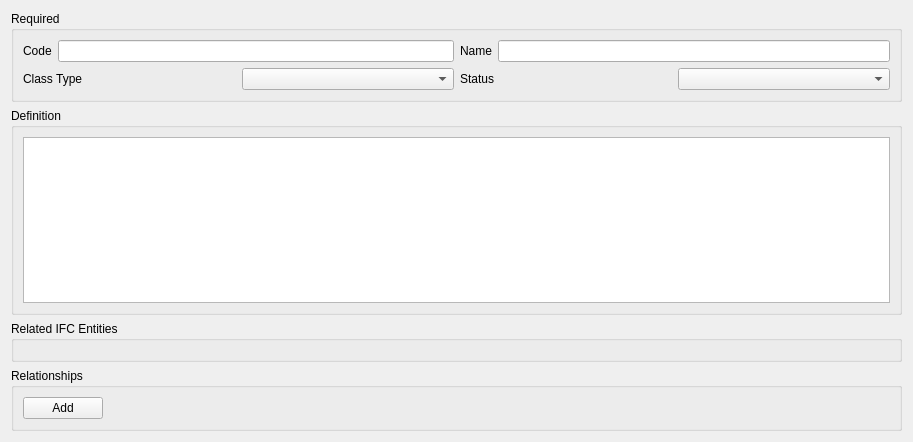
Before: the Qt Designer form src/bsdd_gui/module/class_editor/qt/ClassEditor.ui in c-mellueh/bSDD-Toolkit, drawn with Qt 5.
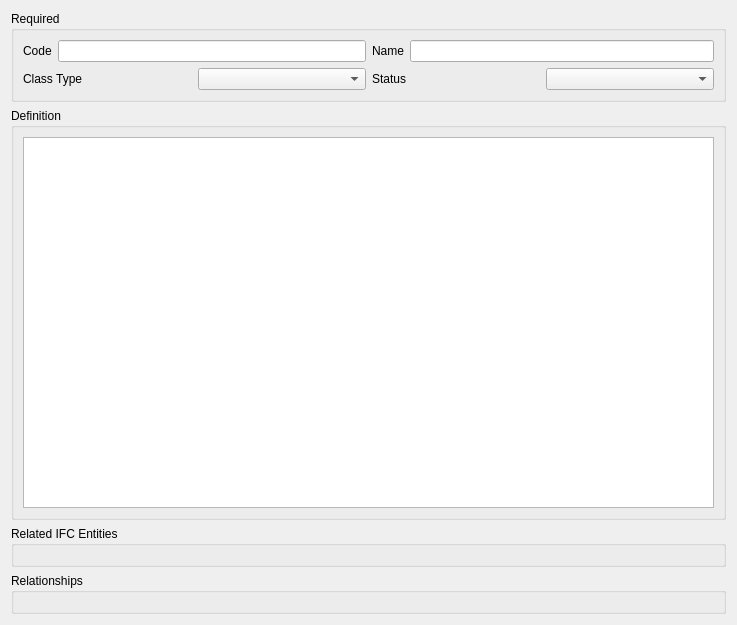
After: the same form once the commit is applied. Custom widgets are drawn as their Qt base class.

Diff of the .ui file:
```diff
--- a/src/bsdd_gui/module/class_editor/qt/ClassEditor.ui
+++ b/src/bsdd_gui/module/class_editor/qt/ClassEditor.ui
@@ -6,8 +6,8 @@
    <rect>
     <x>0</x>
     <y>0</y>
-    <width>913</width>
-    <height>442</height>
+    <width>737</width>
+    <height>625</height>
    </rect>
   </property>
   <property name="windowTitle">
@@ -110,31 +110,7 @@
      </property>
      <layout class="QVBoxLayout" name="verticalLayout_3">
       <item>
-       <layout class="QVBoxLayout" name="vl_relationship"/>
-      </item>
-      <item>
-       <layout class="QHBoxLayout" name="hl_releationship_button">
-        <item>
-         <widget class="QPushButton" name="pushButton">
-          <property name="text">
-           <string>Add</string>
-          </property>
-         </widget>
-        </item>
-        <item>
-         <spacer name="horizontalSpacer">
-          <property name="orientation">
-           <enum>Qt::Orientation::Horizontal</enum>
-          </property>
-          <property name="sizeHint" stdset="0">
-           <size>
-            <width>40</width>
-            <height>20</height>
-           </size>
-          </property>
-         </spacer>
-        </item>
-       </layout>
+       <widget class="RelationshipWidget" name="relationship_editor" native="true"/>
       </item>
      </layout>
     </widget>
@@ -148,6 +124,12 @@
    <header>bsdd_gui.module.class_editor.ui</header>
    <container>1</container>
   </customwidget>
+  <customwidget>
+   <class>RelationshipWidget</class>
+   <extends>QWidget</extends>
+   <header>bsdd_gui.module.relationship_editor.ui</header>
+   <container>1</container>
+  </customwidget>
  </customwidgets>
  <resources/>
  <connections/>
```
Left out of the diff: 2 changed lines with no effect on the pictures.
